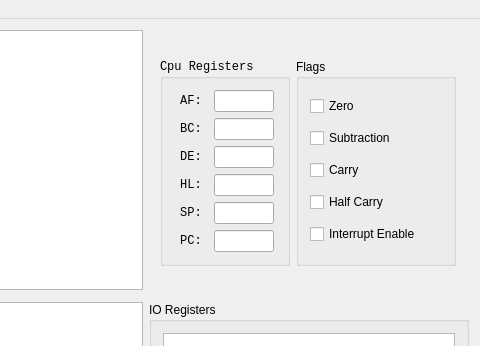
First picture: the form in Qt/registerswindow.ui, repository RocketRope/Gameboy-Emulator, before the edit; both pictures show x 301 to 781 and y 0 to 346 of the 781 by 670 pixel window.
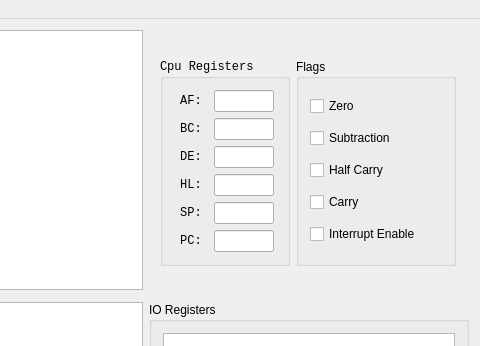
Second picture: the form after the edit.

Patch:
```diff
--- a/Qt/registerswindow.ui
+++ b/Qt/registerswindow.ui
@@ -492,16 +492,16 @@
            </widget>
           </item>
           <item>
-           <widget class="QCheckBox" name="carry_checkBox">
+           <widget class="QCheckBox" name="half_carry_checkBox">
             <property name="text">
-             <string>Carry</string>
+             <string>Half Carry</string>
             </property>
            </widget>
           </item>
           <item>
-           <widget class="QCheckBox" name="half_carry_checkBox">
+           <widget class="QCheckBox" name="carry_checkBox">
             <property name="text">
-             <string>Half Carry</string>
+             <string>Carry</string>
             </property>
            </widget>
           </item>
```
